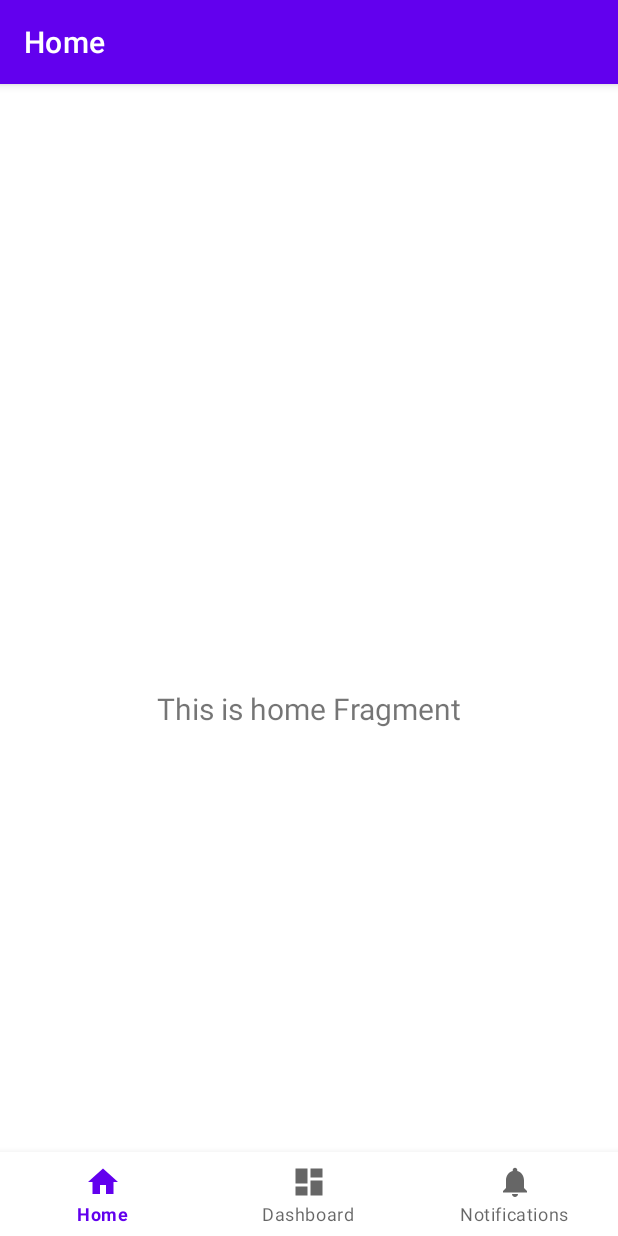
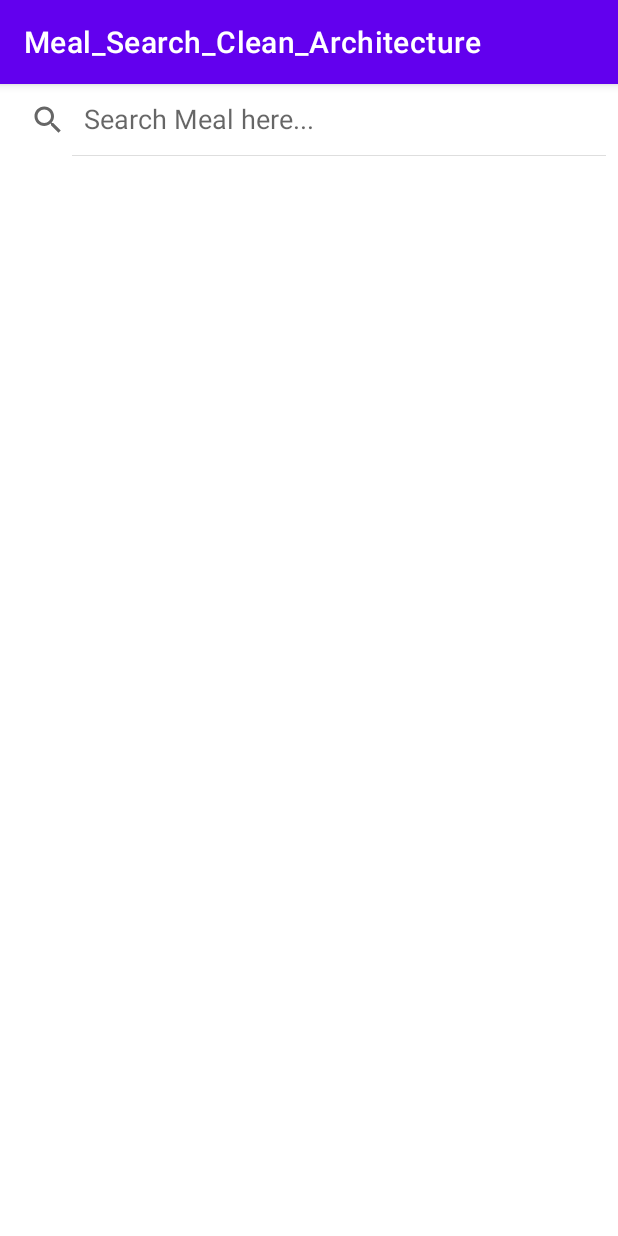
Before and after one commit to IMDroidude/Meal_Search_Clean_Architecture, an Android app: the screen it shows after launch (MainActivity before the commit, SearchActivity after it), on a phone screen of 412 x 824 dp. Run offline under Robolectric (Android 15) with nearby library versions, the phone set to English and light mode, and no system bars; our stand-ins replace Dagger/Hilt's generated code, data binding.

Commit message:
-Meal Search Func Added

```diff
--- a/app/build.gradle
+++ b/app/build.gradle
@@ -60,6 +60,10 @@ dependencies {
 
     implementation project(path: ':domain')
 
+    // Glide
+    implementation 'com.github.bumptech.glide:glide:4.12.0'
+    kapt 'com.github.bumptech.glide:compiler:4.12.0'
+
     testImplementation 'junit:junit:4.13.2'
     androidTestImplementation 'androidx.test.ext:junit:1.1.3'
     androidTestImplementation 'androidx.test.espresso:espresso-core:3.4.0'
--- a/app/src/main/AndroidManifest.xml
+++ b/app/src/main/AndroidManifest.xml
@@ -26,11 +26,11 @@
             android:name=".MainActivity"
             android:exported="true"
             android:label="@string/app_name">
-            <intent-filter>
+           <!-- <intent-filter>
                 <action android:name="android.intent.action.MAIN" />
 
                 <category android:name="android.intent.category.LAUNCHER" />
-            </intent-filter>
+            </intent-filter>-->
         </activity>
     </application>
 
--- /dev/null
+++ b/app/src/main/java/uk/co/planetbeyond/meal_search_clean_architecture/ui/search/MealSearchFragment.kt
@@ -0,0 +1,101 @@
+package uk.co.planetbeyond.meal_search_clean_architecture.ui.search
+
+import android.os.Bundle
+import android.view.LayoutInflater
+import android.view.View
+import android.view.ViewGroup
+import android.widget.SearchView
+import android.widget.Toast
+import androidx.fragment.app.Fragment
+import androidx.fragment.app.viewModels
+import androidx.lifecycle.coroutineScope
+import dagger.hilt.android.AndroidEntryPoint
+import kotlinx.coroutines.flow.collect
+import uk.co.planetbeyond.meal_search_clean_architecture.databinding.FragmentMealSearchBinding
+
+@AndroidEntryPoint
+class MealSearchFragment : Fragment() {
+
+    private val searchAdapter = MealSearchAdapter()
+
+
+    private val viewModel: SearchViewModel by viewModels()
+
+
+    private var _binding: FragmentMealSearchBinding? = null
+    val binding: FragmentMealSearchBinding
+        get() = _binding!!
+
+
+    override fun onCreate(savedInstanceState: Bundle?) {
+        super.onCreate(savedInstanceState)
+
+    }
+
+    override fun onCreateView(
+        inflater: LayoutInflater, container: ViewGroup?,
+        savedInstanceState: Bundle?
+    ): View? {
+        _binding = FragmentMealSearchBinding.inflate(inflater, container, false)
+        return _binding?.root
+    }
+
+    override fun onViewCreated(view: View, savedInstanceState: Bundle?) {
+
+
+        binding.mealSearchRecycler.apply {
+            adapter = searchAdapter
+        }
+
+
+        binding.mealSearchView.setOnQueryTextListener(object : SearchView.OnQueryTextListener {
+            override fun onQueryTextSubmit(s: String?): Boolean {
+                s?.let {
+                    viewModel.getSearchMeals(it)
+                }
+                return false
+            }
+
+            override fun onQueryTextChange(p0: String?): Boolean {
+                return false
+            }
+        })
+
+        lifecycle.coroutineScope.launchWhenCreated {
+            viewModel.mealSearchList.collect {
+                if (it.isLoading) {
+                    binding.nothingFound.visibility = View.GONE
+                    binding.progressMealSearch.visibility = View.VISIBLE
+                }
+                if (it.error.isNotBlank()) {
+                    binding.nothingFound.visibility = View.GONE
+                    binding.progressMealSearch.visibility = View.GONE
+                    Toast.makeText(requireContext(), it.error, Toast.LENGTH_SHORT).show()
+                }
+
+                it.data?.let {
+
+                    if (it.isEmpty()) {
+                        binding.nothingFound.visibility = View.VISIBLE
+                    }
+                    binding.progressMealSearch.visibility = View.GONE
+                    searchAdapter.setContentList(it.toMutableList())
+                }
+
+
+            }
+        }
+
+
+        /*searchAdapter.itemClickListener {
+            findNavController().navigate(
+                MealSearchFragmentDirections.actionMealSearchFragmentToMealDetailsFragment(
+                    it.id
+                )
+            )
+        }*/
+
+
+    }
+
+}
--- a/app/src/main/res/layout/activity_search.xml
+++ b/app/src/main/res/layout/activity_search.xml
@@ -6,4 +6,12 @@
     android:layout_height="match_parent"
     tools:context=".ui.search.SearchActivity">
 
+    <fragment
+        android:id="@+id/fragment_container"
+        android:name="androidx.navigation.fragment.NavHostFragment"
+        android:layout_width="match_parent"
+        android:layout_height="match_parent"
+        app:defaultNavHost="true"
+        app:navGraph="@navigation/mobile_navigation" />
+
 </androidx.constraintlayout.widget.ConstraintLayout>
--- /dev/null
+++ b/app/src/main/res/layout/fragment_meal_search.xml
@@ -0,0 +1,59 @@
+<?xml version="1.0" encoding="utf-8"?>
+<layout xmlns:android="http://schemas.android.com/apk/res/android"
+    xmlns:app="http://schemas.android.com/apk/res-auto"
+    xmlns:tools="http://schemas.android.com/tools">
+
+    <data>
+
+    </data>
+
+    <RelativeLayout
+        android:layout_width="match_parent"
+        android:layout_height="match_parent"
+        android:orientation="vertical"
+        tools:context=".presentation.meal_search.MealSearchFragment">
+
+        <androidx.appcompat.widget.LinearLayoutCompat
+            android:layout_width="match_parent"
+            android:layout_height="wrap_content"
+            android:orientation="vertical">
+
+            <SearchView
+                android:id="@+id/meal_search_view"
+                android:layout_width="match_parent"
+                android:layout_height="wrap_content"
+                android:iconifiedByDefault="false"
+                android:queryHint="Search Meal here..." />
+
+
+            <androidx.recyclerview.widget.RecyclerView
+                android:id="@+id/meal_search_recycler"
+                android:layout_width="match_parent"
+                android:layout_height="match_parent"
+                app:layoutManager="androidx.recyclerview.widget.GridLayoutManager"
+                app:spanCount="2"
+                tools:listitem="@layout/view_holder_search_list" />
+
+
+        </androidx.appcompat.widget.LinearLayoutCompat>
+
+
+        <ProgressBar
+            android:id="@+id/progress_meal_search"
+            android:layout_width="wrap_content"
+            android:layout_height="wrap_content"
+            android:layout_centerInParent="true"
+            android:visibility="gone" />
+
+        <TextView
+            android:id="@+id/nothing_found"
+            style="@style/TextAppearance.MaterialComponents.Body1"
+            android:layout_width="wrap_content"
+            android:layout_height="wrap_content"
+            android:layout_centerInParent="true"
+            android:text="Nothing Found"
+            android:visibility="gone"
+            android:textColor="@color/black" />
+
+    </RelativeLayout>
+</layout>
--- a/app/src/main/res/navigation/mobile_navigation.xml
+++ b/app/src/main/res/navigation/mobile_navigation.xml
@@ -3,23 +3,16 @@
     xmlns:app="http://schemas.android.com/apk/res-auto"
     xmlns:tools="http://schemas.android.com/tools"
     android:id="@+id/mobile_navigation"
-    app:startDestination="@+id/navigation_home">
+    app:startDestination="@+id/mealSearchFragment">
+
 
     <fragment
-        android:id="@+id/navigation_home"
-        android:name="uk.co.planetbeyond.meal_search_clean_architecture.ui.home.HomeFragment"
-        android:label="@string/title_home"
-        tools:layout="@layout/fragment_home" />
-
-    <fragment
-        android:id="@+id/navigation_dashboard"
-        android:name="uk.co.planetbeyond.meal_search_clean_architecture.ui.dashboard.DashboardFragment"
-        android:label="@string/title_dashboard"
-        tools:layout="@layout/fragment_dashboard" />
-
-    <fragment
-        android:id="@+id/navigation_notifications"
-        android:name="uk.co.planetbeyond.meal_search_clean_architecture.ui.notifications.NotificationsFragment"
-        android:label="@string/title_notifications"
-        tools:layout="@layout/fragment_notifications" />
+        android:id="@+id/mealSearchFragment"
+        android:name="uk.co.planetbeyond.meal_search_clean_architecture.ui.search.MealSearchFragment"
+        android:label="fragment_meal_search"
+        tools:layout="@layout/fragment_meal_search">
+    <!--<action
+        android:id="@+id/action_mealSearchFragment_to_mealDetailsFragment"
+        app:destination="@id/mealDetailsFragment" />-->
+    </fragment>
 </navigation>
```
Also changed, not shown: app/src/main/java/uk/co/planetbeyond/meal_search_clean_architecture/bindingadapter/BindingAdapters.kt (added, +14 -0 lines), app/src/main/java/uk/co/planetbeyond/meal_search_clean_architecture/ui/search/MealSearchAdapter.kt (added, +53 -0 lines), app/src/main/res/layout/view_holder_search_list.xml (added, +50 -0 lines), app/src/main/res/drawable/error.png (added), app/src/main/res/drawable/loading.png (added).
